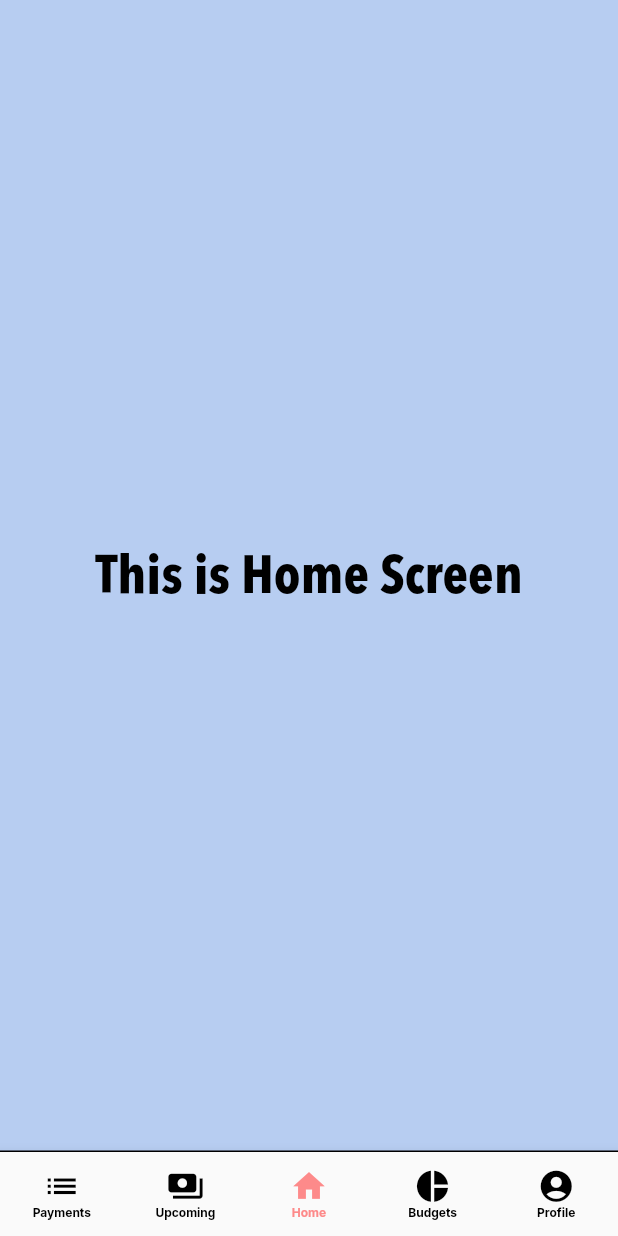
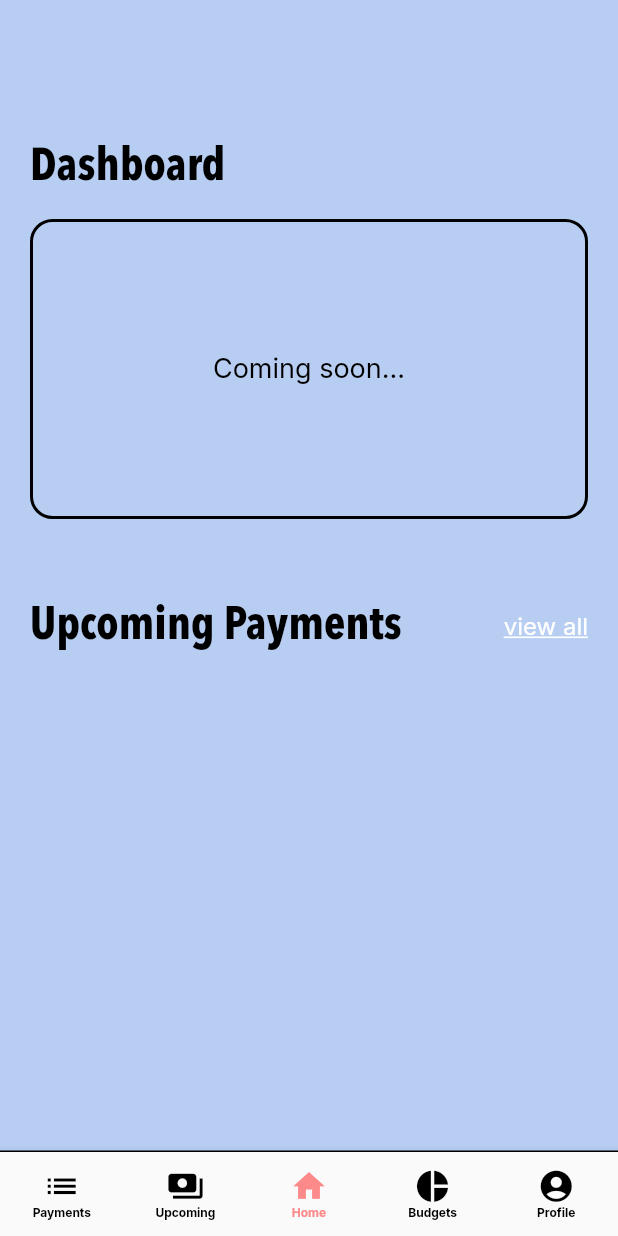
Before and after one commit to jokerJun00/paymentReminderApp, a Flutter app: the NavigationScreen screen opened by its route, on a phone screen of 412 x 824 dp. Run offline on Flutter 3.47's test engine with Material 2 defaults, Android fonts, the phone set to English and light mode, and no system bars; our stand-ins replace bloc, cloud_firestore, country_picker, dartz, equatable, firebase_auth and 4 more; missing offline and left inert: flutter_stripe; accounts and stored records are empty.

Commit message:
rename payment screen and home screen

```diff
--- a/lib/application/screens/auth/navigation_screen.dart
+++ b/lib/application/screens/auth/navigation_screen.dart
@@ -1,13 +1,13 @@
 import 'package:flutter/material.dart';
 import 'package:flutter_bloc/flutter_bloc.dart';
-import 'package:payment_reminder_app/application/screens/budgets_screen.dart';
 
 // screen
-import 'package:payment_reminder_app/application/screens/home_screen.dart';
 import 'package:payment_reminder_app/application/screens/payment/payments_screen.dart';
+import 'package:payment_reminder_app/application/screens/payment/home_screen.dart';
 import 'package:payment_reminder_app/application/screens/user/cubit/user_cubit.dart';
 import 'package:payment_reminder_app/application/screens/user/profile_screen.dart';
 import 'package:payment_reminder_app/application/screens/payment/upcoming_screen.dart';
+import 'package:payment_reminder_app/application/screens/budgets_screen.dart';
 
 import 'cubit/auth_cubit.dart';
 
@@ -34,7 +34,7 @@ class _NavigationScreenState extends State<NavigationScreen> {
     switch (_selectedScreenIndex) {
       case 0:
         {
-          activeScreen = const PaymentsScreen();
+          activeScreen = const PaymentScreen();
         }
         break;
       case 1:
--- a/lib/application/screens/home_screen.dart
+++ /dev/null
@@ -1,22 +0,0 @@
-import 'package:flutter/material.dart';
-
-class HomeScreen extends StatefulWidget {
-  const HomeScreen({Key? key}) : super(key: key);
-
-  @override
-  State<HomeScreen> createState() => _HomeScreenState();
-}
-
-class _HomeScreenState extends State<HomeScreen> {
-  @override
-  Widget build(BuildContext context) {
-    return Scaffold(
-      body: Center(
-        child: Text(
-          "This is Home Screen",
-          style: Theme.of(context).textTheme.titleLarge,
-        ),
-      ),
-    );
-  }
-}
--- /dev/null
+++ b/lib/application/screens/payment/home_screen.dart
@@ -0,0 +1,69 @@
+// import 'package:fl_chart/fl_chart.dart';
+import 'package:flutter/material.dart';
+import 'package:payment_reminder_app/application/screens/payment/payment_list_screen.dart';
+
+class HomeScreen extends StatefulWidget {
+  const HomeScreen({super.key});
+
+  @override
+  State<HomeScreen> createState() => _HomeScreenState();
+}
+
+class _HomeScreenState extends State<HomeScreen> {
+  // List<Payment> _monthlyPaymentsData = List<Payment>.empty(growable: true);
+  @override
+  Widget build(BuildContext context) {
+    return Scaffold(
+        body: SingleChildScrollView(
+      child: Padding(
+        padding: const EdgeInsets.symmetric(horizontal: 20, vertical: 90),
+        child: Column(crossAxisAlignment: CrossAxisAlignment.start, children: [
+          Text(
+            'Dashboard',
+            style: Theme.of(context).textTheme.titleMedium,
+          ),
+          const SizedBox(height: 15),
+          Container(
+            height: 200,
+            width: double.infinity,
+            decoration: BoxDecoration(
+              color: const Color.fromARGB(1, 255, 120, 140),
+              border: Border.all(width: 2),
+              borderRadius: BorderRadius.circular(15),
+            ),
+            child: const Center(
+              child: Text('Coming soon...'),
+            ),
+          ),
+          // BarChart(
+          //   BarChartData(barTouchData: , titlesData: , )
+          // ),
+          const SizedBox(height: 50),
+          Row(
+            children: [
+              Text(
+                'Upcoming Payments',
+                style: Theme.of(context).textTheme.titleMedium,
+              ),
+              const Spacer(),
+              InkWell(
+                onTap: () => Navigator.of(context).push(
+                  MaterialPageRoute(
+                    builder: (_) => const PaymentListScreen(),
+                  ),
+                ),
+                child: Text(
+                  'view all',
+                  style: Theme.of(context).textTheme.bodySmall!.copyWith(
+                        color: Colors.white,
+                        decoration: TextDecoration.underline,
+                      ),
+                ),
+              ),
+            ],
+          )
+        ]),
+      ),
+    ));
+  }
+}
--- a/lib/application/screens/payment/payment_detail_screen.dart
+++ b/lib/application/screens/payment/payment_detail_screen.dart
@@ -1,7 +1,11 @@
 import 'package:flutter/material.dart';
 
+import '../../../data/models/payment_model.dart';
+
 class PaymentDetailScreen extends StatefulWidget {
-  const PaymentDetailScreen({super.key});
+  const PaymentDetailScreen({super.key, required this.payment});
+
+  final PaymentModel payment;
 
   @override
   State<PaymentDetailScreen> createState() => _PaymentDetailScreenState();
--- a/lib/main.dart
+++ b/lib/main.dart
@@ -13,12 +13,12 @@ import 'firebase_options.dart';
 import '.env';
 
 // screen
-import 'package:payment_reminder_app/application/screens/home_screen.dart';
+import 'package:payment_reminder_app/application/screens/payment/payments_screen.dart';
 import 'package:payment_reminder_app/application/screens/auth/login_screen.dart';
 import 'package:payment_reminder_app/application/screens/auth/signup_screen.dart';
 import 'package:payment_reminder_app/application/screens/auth/navigation_screen.dart';
 import 'package:payment_reminder_app/application/screens/budgets_screen.dart';
-import 'package:payment_reminder_app/application/screens/payment/payments_screen.dart';
+import 'package:payment_reminder_app/application/screens/payment/home_screen.dart';
 import 'package:payment_reminder_app/application/screens/user/profile_screen.dart';
 import 'package:payment_reminder_app/application/screens/payment/upcoming_screen.dart';
 
@@ -182,14 +182,13 @@ class _MyPaymentReminderAppState extends State<MyPaymentReminderApp> {
           '/navigation': (context) => const NavigationScreen(),
           '/budgets': (context) => const BudgetsScreen(),
           '/profile': (context) => const ProfileScreen(),
-          '/payments': (context) => const PaymentsScreen(),
+          '/payments': (context) => const PaymentScreen(),
           '/upcomingScreen': (context) => const UpcomingScreen(),
           '/addCard': (context) => const AddCardScreen(),
         },
         initialRoute: FirebaseAuth.instance.currentUser == null
             ? '/splash'
             : '/navigation',
-        // initialRoute: '/navigation',
       ),
     );
   }
--- a/pubspec.yaml
+++ b/pubspec.yaml
@@ -49,6 +49,7 @@ dependencies:
   dartz: ^0.10.1
   flutter_stripe: ^9.3.0
   fl_chart: ^0.63.0
+  firebase_messaging: ^14.6.5
 
 dev_dependencies:
   flutter_test:
```
Also changed, not shown: lib/application/screens/payment/payments_screen.dart (+10 -57 lines), lib/application/widgets/payment_card.dart (+5 -2 lines), lib/data/models/payment_model.dart (+16 -0 lines), lib/domain/entities/payment_entity.dart (added, +37 -0 lines), pubspec.lock, 4 other files.
